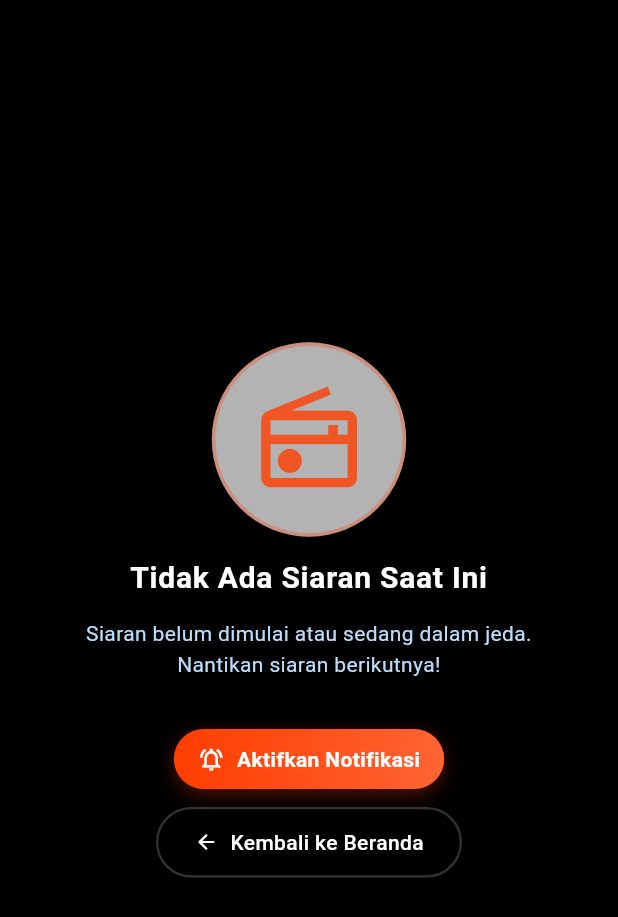
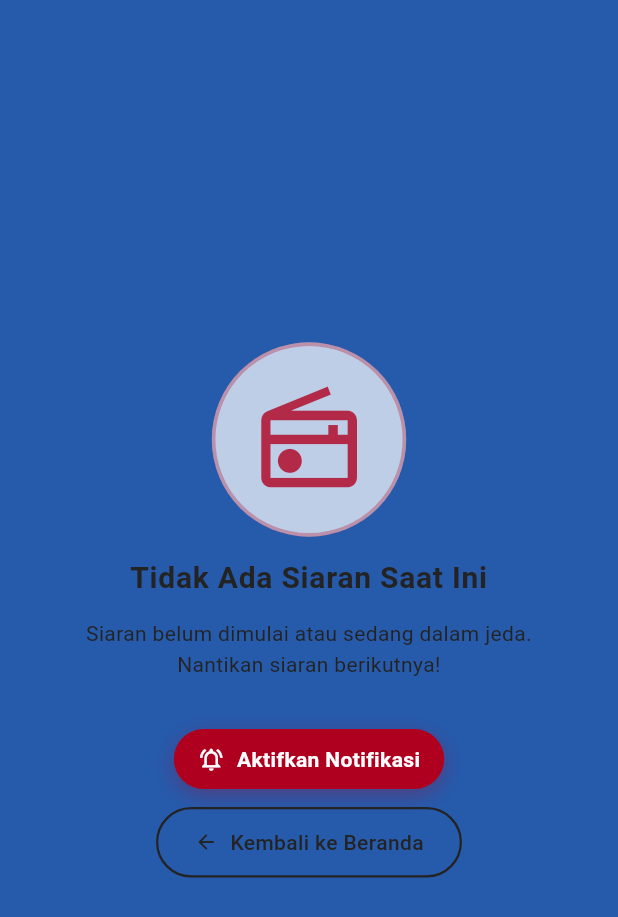
Before and after one commit to fahmiorim/radio_app, a Flutter app: the NoLivePlaceholder widget shown alone on an empty page, opened directly, on a phone screen of 412 x 824 dp. Shown: the top 917 px of the screen. Run offline on Flutter 3.47's test engine with Material 3 defaults, Android fonts, the light colour scheme and no system bars; our stand-ins replace cached_network_image, cookie_jar, dio, dio_cookie_manager, firebase_auth, firebase_core and 11 more; missing offline and left inert: audio_session, pusher_channels_flutter; accounts and stored records are empty; network calls fail.

Commit message:
refactor: use theme colors in placeholder

```diff
--- a/lib/screens/chat/widget/no_live_placeholder.dart
+++ b/lib/screens/chat/widget/no_live_placeholder.dart
@@ -1,6 +1,4 @@
 import 'package:flutter/material.dart';
-import 'package:flutter/services.dart';
-import 'package:radio_odan_app/config/app_colors.dart';
 
 class NoLivePlaceholder extends StatelessWidget {
   final VoidCallback? onNotify;
@@ -10,21 +8,22 @@ class NoLivePlaceholder extends StatelessWidget {
 
   @override
   Widget build(BuildContext context) {
-    // Define gradient colors here since they can't be const
+    final theme = Theme.of(context);
+    final colors = theme.colorScheme;
+
     final gradientColors = [
-      AppColors.liveIndicator,
-      Color.lerp(AppColors.liveIndicator, AppColors.white, 0.2) ??
-          AppColors.liveIndicator,
+      colors.error,
+      Color.lerp(colors.error, colors.errorContainer, 0.2) ?? colors.error,
     ];
+
     return Container(
-      color: AppColors.chatBackground,
+      color: colors.surface,
       child: Center(
         child: Padding(
           padding: const EdgeInsets.all(24.0),
           child: Column(
             mainAxisAlignment: MainAxisAlignment.center,
             children: [
-              // 🔴 Ikon Radio dengan efek pulse
               TweenAnimationBuilder<double>(
                 tween: Tween(begin: 0.8, end: 1.2),
                 duration: const Duration(seconds: 1),
@@ -39,27 +38,25 @@ class NoLivePlaceholder extends StatelessWidget {
                 child: Container(
                   padding: const EdgeInsets.all(20),
                   decoration: BoxDecoration(
-                    color: AppColors.lightCardSurface.withOpacity(0.7),
+                    color: colors.surface.withOpacity(0.7),
                     shape: BoxShape.circle,
                     border: Border.all(
-                      color: AppColors.liveIndicator.withOpacity(0.3),
+                      color: colors.error.withOpacity(0.3),
                       width: 2,
                     ),
                   ),
                   child: Icon(
                     Icons.radio_outlined,
                     size: 64,
-                    color: AppColors.liveIndicator.withOpacity(0.8),
+                    color: colors.error.withOpacity(0.8),
                   ),
                 ),
               ),
               const SizedBox(height: 24),
-
-              // Judul
-              const Text(
+              Text(
                 'Tidak Ada Siaran Saat Ini',
                 style: TextStyle(
-                  color: AppColors.white,
+                  color: colors.onSurface,
                   fontSize: 20,
                   fontWeight: FontWeight.bold,
                   letterSpacing: 0.5,
@@ -70,18 +67,15 @@ class NoLivePlaceholder extends StatelessWidget {
               Text(
                 'Siaran belum dimulai atau sedang dalam jeda.\nNantikan siaran berikutnya!',
                 style: TextStyle(
-                  color: AppColors.lightTextSecondary,
+                  color: colors.onSurface,
                   fontSize: 14,
                   height: 1.5,
                 ),
                 textAlign: TextAlign.center,
               ),
               const SizedBox(height: 32),
-
-              // Tombol-tombol
               Column(
                 children: [
-                  // 🔔 Aktifkan Notifikasi
                   GestureDetector(
                     onTap: onNotify,
                     child: Container(
@@ -99,25 +93,25 @@ class NoLivePlaceholder extends StatelessWidget {
                         borderRadius: BorderRadius.circular(25),
                         boxShadow: [
                           BoxShadow(
-                            color: AppColors.liveIndicator.withOpacity(0.3),
+                            color: colors.error.withOpacity(0.3),
                             blurRadius: 10,
                             offset: const Offset(0, 4),
                           ),
                         ],
                       ),
-                      child: const Row(
+                      child: Row(
                         mainAxisSize: MainAxisSize.min,
                         children: [
                           Icon(
                             Icons.notifications_active_outlined,
-                            color: AppColors.white,
+                            color: colors.onError,
                             size: 18,
                           ),
-                          SizedBox(width: 8),
+                          const SizedBox(width: 8),
                           Text(
                             'Aktifkan Notifikasi',
                             style: TextStyle(
-                              color: AppColors.white,
+                              color: colors.onError,
                               fontWeight: FontWeight.w600,
                               fontSize: 14,
                             ),
@@ -126,8 +120,6 @@ class NoLivePlaceholder extends StatelessWidget {
                       ),
                     ),
                   ),
-
-                  // ⬅️ Kembali ke Beranda
                   GestureDetector(
                     onTap: onBack ?? () => Navigator.pop(context, 'goHome'),
                     child: Container(
@@ -136,28 +128,26 @@ class NoLivePlaceholder extends StatelessWidget {
                         vertical: 12,
                       ),
                       decoration: BoxDecoration(
-                        color: AppColors.transparent,
+                        color: Colors.transparent,
                         borderRadius: BorderRadius.circular(25),
                         border: Border.all(
-                          color: Theme.of(context).brightness == Brightness.dark
-                              ? AppColors.darkBorder
-                              : AppColors.lightBorder,
+                          color: colors.outline,
                           width: 1.5,
                         ),
                       ),
-                      child: const Row(
+                      child: Row(
                         mainAxisSize: MainAxisSize.min,
                         children: [
                           Icon(
                             Icons.arrow_back_rounded,
-                            color: AppColors.white,
+                            color: colors.onSurface,
                             size: 16,
                           ),
-                          SizedBox(width: 8),
+                          const SizedBox(width: 8),
                           Text(
                             'Kembali ke Beranda',
                             style: TextStyle(
-                              color: AppColors.white,
+                              color: colors.onSurface,
                               fontWeight: FontWeight.w500,
                               fontSize: 14,
                             ),
```
